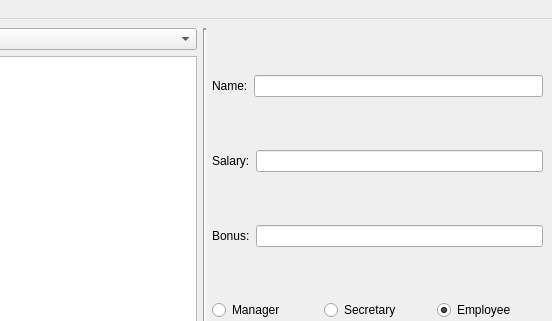
INF1015-Templates/2022E-c01-s10-exercices, file Exercises/CompanyWindow.ui: the form before one commit; both pictures show x 144 to 696 and y 0 to 321 of the 696 by 521 pixel window.
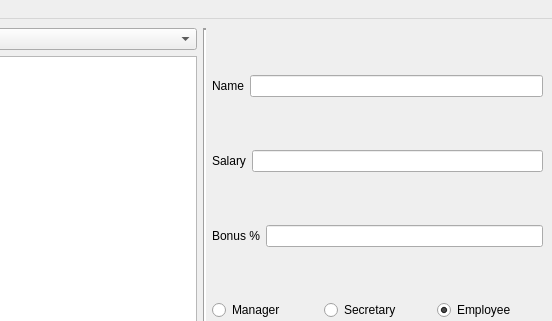
The form after the commit.

Commit message: Added comments, cleaned some typeid uses and changed bonus editor behavior.

What changed in the file:
```diff
--- a/Exercises/CompanyWindow.ui
+++ b/Exercises/CompanyWindow.ui
@@ -81,7 +81,7 @@
         <item>
          <widget class="QLabel" name="nameLabel">
           <property name="text">
-           <string>Name:</string>
+           <string>Name</string>
           </property>
          </widget>
         </item>
@@ -99,7 +99,7 @@
         <item>
          <widget class="QLabel" name="salaryLabel">
           <property name="text">
-           <string>Salary:</string>
+           <string>Salary</string>
           </property>
          </widget>
         </item>
@@ -113,7 +113,7 @@
         <item>
          <widget class="QLabel" name="bonusLabel">
           <property name="text">
-           <string>Bonus:</string>
+           <string>Bonus %</string>
           </property>
          </widget>
         </item>
```
Left out of the diff: 3 changed lines with no effect on the pictures. The commit also changes 3 other files.
